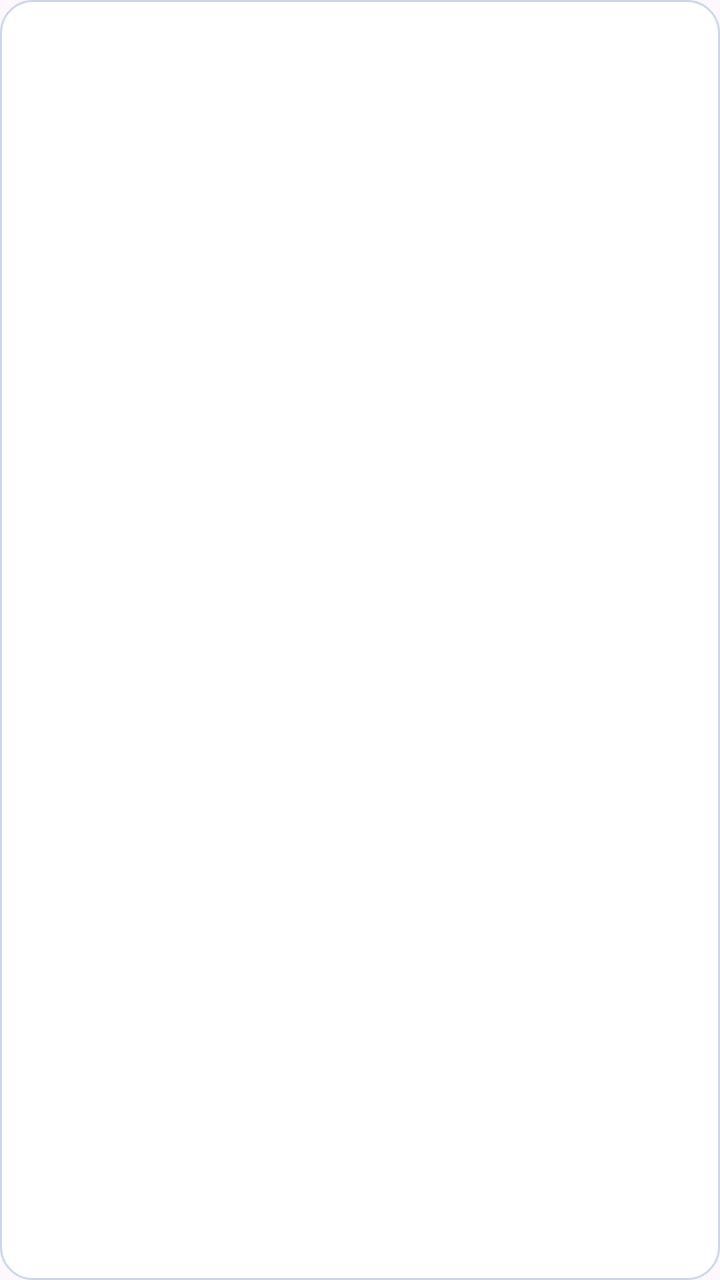
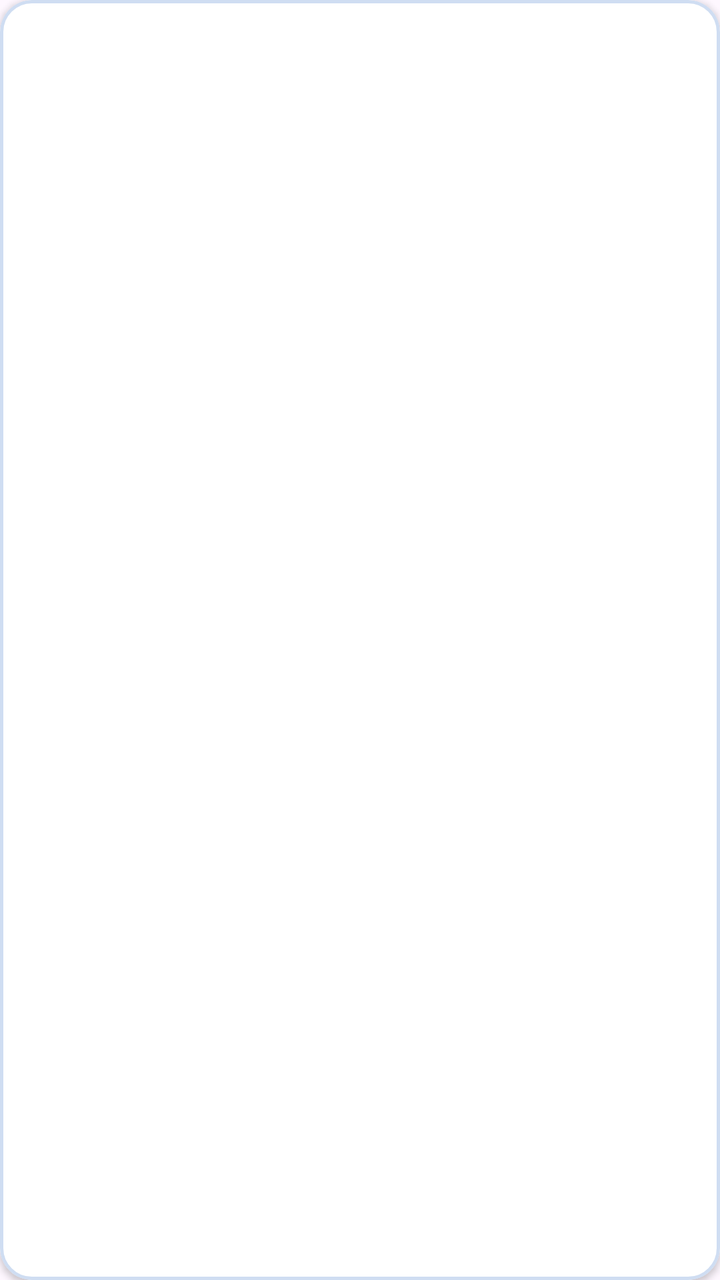

Compare the two renders of this Android layout. The source of the first and the diff that turns it into the second are given below.
<!-- AndroidManifest.xml: application theme Theme.SiSapiMobile -->
<!-- res/layout/item_reminder.xml -->
<?xml version="1.0" encoding="utf-8"?>
<LinearLayout xmlns:android="http://schemas.android.com/apk/res/android"
    android:layout_width="match_parent"
    android:layout_height="wrap_content"
    android:layout_margin="6dp"
    android:background="@drawable/bg_card"
    android:clickable="true"
    android:focusable="true"
    android:foreground="?attr/selectableItemBackground"
    android:orientation="vertical"
    android:padding="14dp">

    <TextView
        android:id="@+id/tvTitle"
        android:layout_width="match_parent"
        android:layout_height="wrap_content"
        android:textColor="@color/navy"
        android:textSize="16sp"
        android:textStyle="bold" />

    <TextView
        android:id="@+id/tvSub"
        android:layout_width="match_parent"
        android:layout_height="wrap_content"
        android:layout_marginTop="2dp"
        android:textColor="@color/muted"
        android:textSize="14sp" />

    <TextView
        android:id="@+id/tvChip"
        android:layout_width="wrap_content"
        android:layout_height="wrap_content"
        android:layout_marginTop="8dp"
        android:background="@drawable/bg_input"
        android:paddingStart="10dp"
        android:paddingTop="3dp"
        android:paddingEnd="10dp"
        android:paddingBottom="3dp"
        android:textSize="13sp"
        android:textStyle="bold"
        android:visibility="gone" />
</LinearLayout>
<!-- resources referenced by this layout -->
<resources>
  <color name="muted">#566384</color>
  <color name="navy">#1B1464</color>
  <!-- drawable bg_card (drawable) -->
  <?xml version="1.0" encoding="utf-8"?>
  <shape xmlns:android="http://schemas.android.com/apk/res/android">
      <solid android:color="#FFFFFF" />
      <stroke android:width="1dp" android:color="#CBD6EA" />
      <corners android:radius="16dp" />
  </shape>
  <!-- drawable bg_input (drawable) -->
  <?xml version="1.0" encoding="utf-8"?>
  <shape xmlns:android="http://schemas.android.com/apk/res/android">
      <solid android:color="#FFFFFF" />
      <stroke android:width="1.5dp" android:color="@color/line" />
      <corners android:radius="12dp" />
  </shape>
  <style name="Theme.SiSapiMobile" parent="Base.Theme.SiSapiMobile" />
  <color name="line">#8FA3CC</color>
  <style name="Base.Theme.SiSapiMobile" parent="Theme.Material3.DayNight.NoActionBar">
          <item name="android:windowOptOutEdgeToEdgeEnforcement" tools:targetApi="35">true</item>
      </style>
</resources>

<!-- the commit's change to res/layout/item_reminder.xml (unified diff, before → after) -->
@@ -1,42 +1,53 @@
 <?xml version="1.0" encoding="utf-8"?>
-<LinearLayout xmlns:android="http://schemas.android.com/apk/res/android"
+<com.google.android.material.card.MaterialCardView xmlns:android="http://schemas.android.com/apk/res/android"
+    xmlns:app="http://schemas.android.com/apk/res-auto"
     android:layout_width="match_parent"
     android:layout_height="wrap_content"
-    android:layout_margin="6dp"
-    android:background="@drawable/bg_card"
+    android:layout_marginBottom="10dp"
     android:clickable="true"
     android:focusable="true"
     android:foreground="?attr/selectableItemBackground"
-    android:orientation="vertical"
-    android:padding="14dp">
+    app:cardBackgroundColor="@color/bento_surface"
+    app:cardCornerRadius="16dp"
+    app:cardElevation="2dp"
+    app:strokeColor="@color/bento_stroke"
+    app:strokeWidth="1.5dp">
 
-    <TextView
-        android:id="@+id/tvTitle"
+    <LinearLayout
         android:layout_width="match_parent"
         android:layout_height="wrap_content"
-        android:textColor="@color/navy"
-        android:textSize="16sp"
-        android:textStyle="bold" />
+        android:orientation="vertical"
+        android:padding="16dp">
 
-    <TextView
-        android:id="@+id/tvSub"
-        android:layout_width="match_parent"
-        android:layout_height="wrap_content"
-        android:layout_marginTop="2dp"
-        android:textColor="@color/muted"
-        android:textSize="14sp" />
+        <TextView
+            android:id="@+id/tvTitle"
+            android:layout_width="match_parent"
+            android:layout_height="wrap_content"
+            android:textColor="@color/navy"
+            android:textSize="16sp"
+            android:textStyle="bold" />
 
-    <TextView
-        android:id="@+id/tvChip"
-        android:layout_width="wrap_content"
-        android:layout_height="wrap_content"
-        android:layout_marginTop="8dp"
-        android:background="@drawable/bg_input"
-        android:paddingStart="10dp"
-        android:paddingTop="3dp"
-        android:paddingEnd="10dp"
-        android:paddingBottom="3dp"
-        android:textSize="13sp"
-        android:textStyle="bold"
-        android:visibility="gone" />
-</LinearLayout>
+        <TextView
+            android:id="@+id/tvSub"
+            android:layout_width="match_parent"
+            android:layout_height="wrap_content"
+            android:layout_marginTop="4dp"
+            android:textColor="@color/muted"
+            android:textSize="14sp" />
+
+        <TextView
+            android:id="@+id/tvChip"
+            android:layout_width="wrap_content"
+            android:layout_height="wrap_content"
+            android:layout_marginTop="10dp"
+            android:background="@drawable/bg_input"
+            android:paddingStart="12dp"
+            android:paddingTop="5dp"
+            android:paddingEnd="12dp"
+            android:paddingBottom="5dp"
+            android:textColor="@color/royal"
+            android:textSize="13sp"
+            android:textStyle="bold"
+            android:visibility="gone" />
+    </LinearLayout>
+</com.google.android.material.card.MaterialCardView>
<!-- resource entries referenced after the edit -->
@@ -1,14 +1,10 @@
 <!-- resources referenced by this layout -->
 <resources>
-  <color name="muted">#566384</color>
-  <color name="navy">#1B1464</color>
-  <!-- drawable bg_card (drawable) -->
-  <?xml version="1.0" encoding="utf-8"?>
-  <shape xmlns:android="http://schemas.android.com/apk/res/android">
-      <solid android:color="#FFFFFF" />
-      <stroke android:width="1dp" android:color="#CBD6EA" />
-      <corners android:radius="16dp" />
-  </shape>
+  <color name="bento_stroke">#CFDDF2</color>
+  <color name="bento_surface">#FFFFFF</color>
+  <color name="muted">#5B6B8C</color>
+  <color name="navy">#161B40</color>
+  <color name="royal">#2558B8</color>
   <!-- drawable bg_input (drawable) -->
   <?xml version="1.0" encoding="utf-8"?>
   <shape xmlns:android="http://schemas.android.com/apk/res/android">
@@ -17,7 +13,7 @@
       <corners android:radius="12dp" />
   </shape>
   <style name="Theme.SiSapiMobile" parent="Base.Theme.SiSapiMobile" />
-  <color name="line">#8FA3CC</color>
+  <color name="line">#9EB2D8</color>
   <style name="Base.Theme.SiSapiMobile" parent="Theme.Material3.DayNight.NoActionBar">
           <item name="android:windowOptOutEdgeToEdgeEnforcement" tools:targetApi="35">true</item>
       </style>
